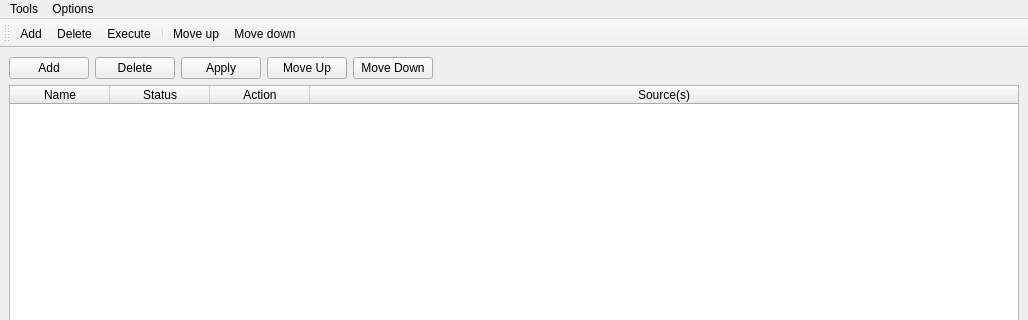
Before: the Qt Designer form ui/rules_window.ui in midnightdim/declutter, drawn with Qt 5; both pictures show x 0 to 1028 and y 0 to 320 of the 1028 by 491 pixel window.
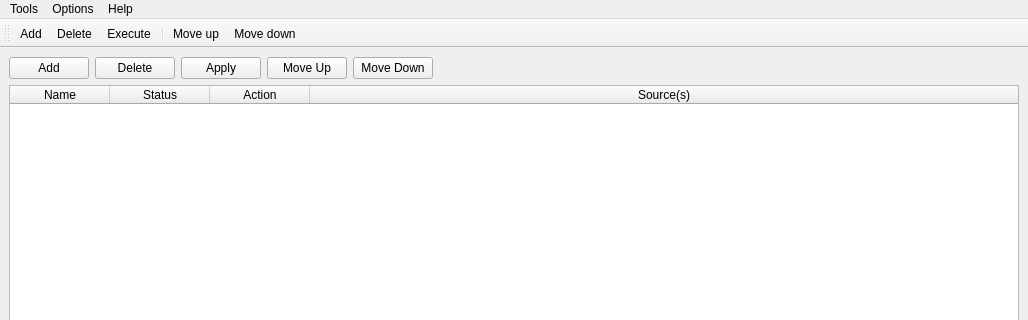
After: the same form once the commit is applied. Icons and pictures are not drawn.

```diff
--- a/ui/rules_window.ui
+++ b/ui/rules_window.ui
@@ -148,9 +148,17 @@
     <property name="title">
      <string>Options</string>
     </property>
+    <addaction name="actionSettings"/>
+   </widget>
+   <widget class="QMenu" name="menuHelp">
+    <property name="title">
+     <string>Help</string>
+    </property>
+    <addaction name="actionAbout"/>
    </widget>
    <addaction name="menuOptions"/>
    <addaction name="menuOptions_2"/>
+   <addaction name="menuHelp"/>
   </widget>
   <widget class="QToolBar" name="toolBar">
    <property name="windowTitle">
```
Left out of the diff: 14 changed lines with no effect on the pictures.
